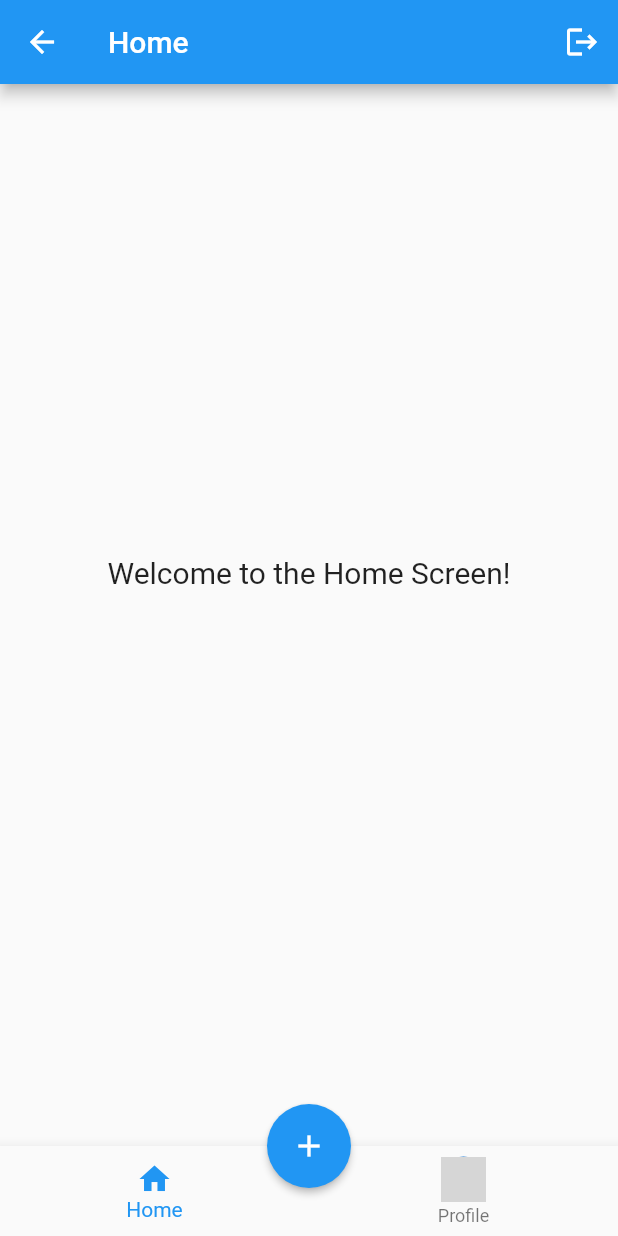
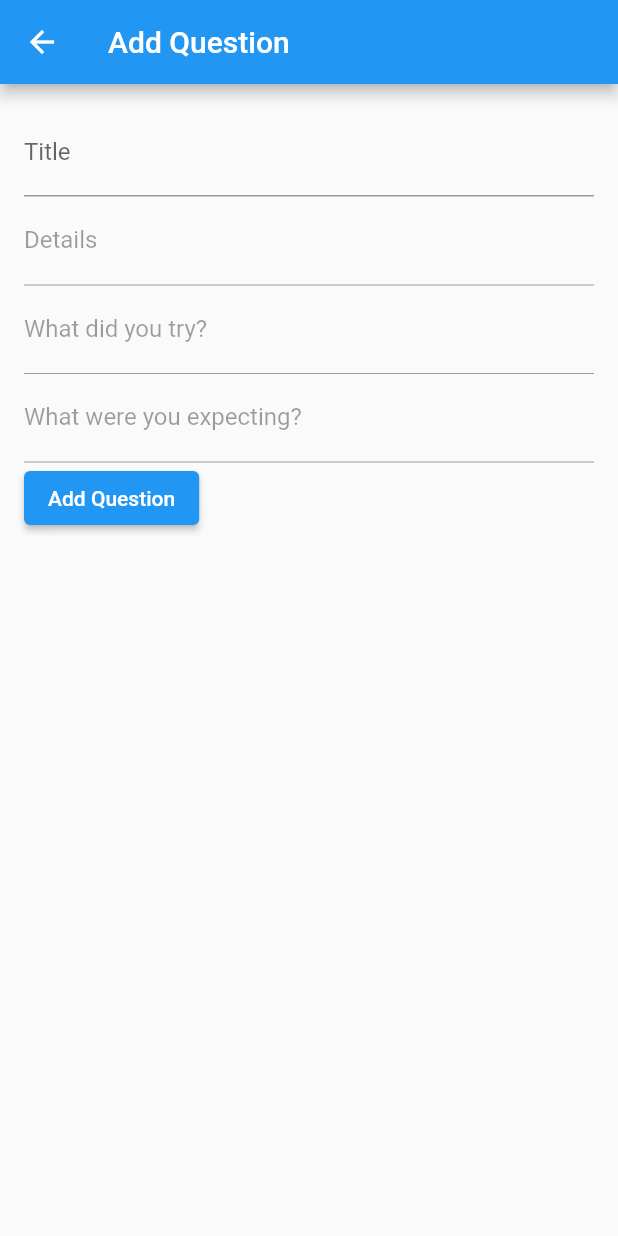
Before and after one commit to Akshar1199/Flutter-project, a Flutter app: the HomeScreen screen opened by its route, after a tap on the "add" icon, on a phone screen of 412 x 824 dp. Run offline on Flutter 3.47's test engine with Material 2 defaults, Android fonts, the phone set to English and light mode, and no system bars; our stand-ins replace cloud_firestore, firebase_auth, firebase_core, firebase_storage, get, image_picker and 1 more; missing offline and left inert: firebase_app_check; accounts and stored records are empty; network calls fail; grey boxes are pictures that could not be loaded.

Commit message:
Question page added

```diff
--- a/lib/main.dart
+++ b/lib/main.dart
@@ -1,3 +1,4 @@
+import 'package:auth/screens/Add_question.dart';
 import 'package:auth/screens/home.dart';
 import 'package:auth/screens/profile.dart';
 import 'package:auth/screens/signin.dart';
@@ -24,12 +25,13 @@ class MyApp extends StatelessWidget {
       theme: ThemeData(
         primarySwatch: Colors.blue,
       ),
-      initialRoute: '/signin', // Set the initial route
+      initialRoute: '/signin',
       getPages: [
         GetPage(name: '/signin', page: () => SignInScreen()),
         GetPage(name: '/signup', page: () => SignUpScreen()),
         GetPage(name: '/home', page: () => HomeScreen()),
         GetPage(name: '/profile', page: () => ProfileScreen()),
+        GetPage(name: '/Addquestion', page: () => AddQuestionScreen()),
       ],
     );
   }
--- /dev/null
+++ b/lib/screens/Add_question.dart
@@ -0,0 +1,167 @@
+import 'package:flutter/material.dart';
+import 'package:cloud_firestore/cloud_firestore.dart';
+import 'package:shared_preferences/shared_preferences.dart';
+
+class AddQuestionScreen extends StatefulWidget {
+  @override
+  _AddQuestionScreenState createState() => _AddQuestionScreenState();
+}
+
+class Question {
+  final String title;
+  final String details;
+  final String userId;
+  final List<String>? answers;
+  final String? tried;
+  final String? expected;
+
+  Question({
+    required this.title,
+    required this.details,
+    required this.userId,
+    this.answers,
+    this.tried,
+    this.expected,
+  });
+
+  Map<String, dynamic> toMap() {
+    return {
+      'title': title,
+      'details': details,
+      'userId': userId,
+      'answers': answers,
+      'tried': tried,
+      'expected': expected,
+    };
+  }
+}
+
+class _AddQuestionScreenState extends State<AddQuestionScreen> {
+  String userid = '';
+  final _formKey = GlobalKey<FormState>();
+  final TextEditingController titleController = TextEditingController();
+  final TextEditingController detailsController = TextEditingController();
+  final TextEditingController triedController = TextEditingController();
+  final TextEditingController expectedController = TextEditingController();
+  bool isDetailsEnabled = false; // Track if details should be enabled
+  bool isTriedEnabled = false; // Track if "What did you try?" should be enabled
+
+  void initState() {
+    _loadUserData();
+  }
+
+  Future<void> _loadUserData() async {
+    final prefs = await SharedPreferences.getInstance();
+    setState(() {
+      userid = prefs.getString('user_uid') ?? '';
+    });
+  }
+
+  void submitQuestion() async {
+    if (_formKey.currentState!.validate()) {
+      final question = Question(
+        title: titleController.text,
+        details: detailsController.text,
+        userId: userid, // Replace with the actual user ID
+        tried: triedController.text,
+        expected: expectedController.text,
+      );
+
+      final questionsCollection =
+          FirebaseFirestore.instance.collection('questions');
+      await questionsCollection.add(question.toMap());
+
+      Navigator.pop(context); // Close the form screen
+    }
+  }
+
+  @override
+  Widget build(BuildContext context) {
+    return Scaffold(
+      appBar: AppBar(
+        title: Text('Add Question'),
+      ),
+      body: Padding(
+        padding: EdgeInsets.all(16.0),
+        child: Form(
+          key: _formKey,
+          child: Column(
+            crossAxisAlignment: CrossAxisAlignment.start,
+            children: [
+              TextFormField(
+                controller: titleController,
+                decoration: InputDecoration(labelText: 'Title'),
+                validator: (value) {
+                  if (value!.isEmpty) {
+                    return 'Please enter a title';
+                  }
+                  return null;
+                },
+                onChanged: (value) {
+                  setState(() {
+                    // Enable the details field when the title is entered
+                    isDetailsEnabled = value.isNotEmpty;
+                  });
+                },
+              ),
+              TextFormField(
+                controller: detailsController,
+                decoration: InputDecoration(
+                  labelText: 'Details',
+                  // Disable the details field when isDetailsEnabled is false
+                  enabled: isDetailsEnabled,
+                ),
+                validator: (value) {
+                  if (!isDetailsEnabled) {
+                    return 'Please enter a title first';
+                  }
+                  if (value!.isEmpty) {
+                    return 'Please enter details';
+                  }
+                  return null;
+                },
+                onChanged: (value) {
+                  setState(() {
+                    // Enable the details field when the title is entered
+                    isTriedEnabled = value.isNotEmpty;
+                  });
+                },
+              ),
+              TextFormField(
+                controller: triedController,
+                decoration: InputDecoration(
+                  labelText: 'What did you try?',
+                  // Disable the "What did you try?" field when isTriedEnabled is false
+                  enabled: isTriedEnabled,
+                ),
+                validator: (value) {
+                  if (!isTriedEnabled) {
+                    return 'Please enter details first';
+                  }
+                  return null;
+                },
+              ),
+              TextFormField(
+                controller: expectedController,
+                decoration: InputDecoration(
+                  labelText: 'What were you expecting?',
+                  enabled: isTriedEnabled,
+                ),
+                validator: (value) {
+                  if (!isTriedEnabled) {
+                    return 'Please enter details first';
+                  }
+                  return null;
+                },
+              ),
+              ElevatedButton(
+                onPressed: submitQuestion,
+                child: Text('Add Question'),
+              ),
+            ],
+          ),
+        ),
+      ),
+    );
+  }
+}
--- a/lib/screens/custom_fab.dart
+++ b/lib/screens/custom_fab.dart
@@ -1,11 +1,12 @@
 import 'package:flutter/material.dart';
+import 'package:get/get.dart';
 
 class CustomFloatingActionButton extends StatelessWidget {
   @override
   Widget build(BuildContext context) {
     return FloatingActionButton(
       onPressed: () {
-        // Add your onPressed logic here
+        Get.toNamed('/Addquestion');
       },
       child: Icon(Icons.add),
       elevation: 2.0,
--- a/lib/screens/home.dart
+++ b/lib/screens/home.dart
@@ -1,3 +1,4 @@
+import 'package:auth/screens/Add_question.dart';
 import 'package:auth/screens/common_bottom_navigation_bar.dart';
 import 'package:auth/screens/custom_fab.dart';
 import 'package:firebase_auth/firebase_auth.dart';
@@ -65,8 +66,17 @@ class _HomeScreenState extends State<HomeScreen> {
         },
         profilePhotoUrl: profilePhotoUrl,
       ),
-      floatingActionButton:
-          CustomFloatingActionButton(), // No onPressed needed here
+      floatingActionButton: FloatingActionButton(
+        onPressed: () {
+          Navigator.push(
+            context,
+            MaterialPageRoute(
+              builder: (context) => AddQuestionScreen(),
+            ),
+          );
+        },
+        child: Icon(Icons.add), // You can change the icon to your preference
+      ),
       floatingActionButtonLocation: FloatingActionButtonLocation.centerDocked,
     );
   }
--- a/lib/screens/signin.dart
+++ b/lib/screens/signin.dart
@@ -156,7 +156,7 @@ class _SignInScreenState extends State<SignInScreen> {
             style: TextStyle(color: Colors.white70)),
         GestureDetector(
           onTap: () {
-            Get.toNamed('/home');
+            Get.toNamed('/signup');
           },
           child: const Text(
             " Sign Up",
```
Also changed, not shown: lib/screens/profile.dart (+16 -0 lines).
